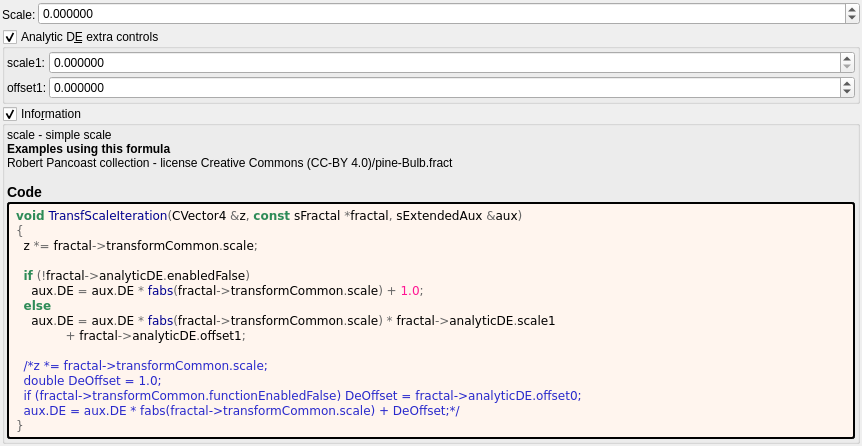
buddhi1980/mandelbulber2, file mandelbulber2/formula/ui/transf_scale.ui: the form before one commit.
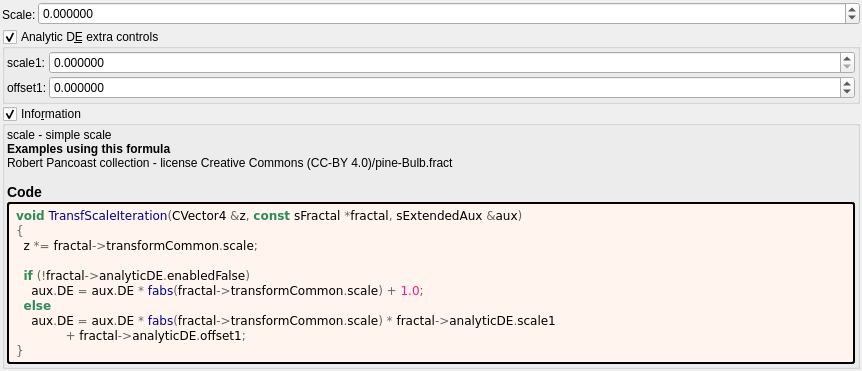
The form after the commit. Custom widgets are drawn as their Qt base class.

Commit message:
source code format - fractal_formulas.cpp and formula opencl/ui
- fixed UTF8-BOM on fractal_formulas.cpp file
- formatted fractal_formulas.cpp
- updated formula opencl and ui files

```diff
--- a/mandelbulber2/formula/ui/transf_scale.ui
+++ b/mandelbulber2/formula/ui/transf_scale.ui
@@ -236,11 +236,6 @@
   &lt;span style=&quot;color:#2e8b57; font-weight:bold&quot;&gt;else&lt;/span&gt;
     aux&lt;span style=&quot;color:#676767&quot;&gt;.&lt;/span&gt;DE &lt;span style=&quot;color:#676767&quot;&gt;=&lt;/span&gt; aux&lt;span style=&quot;color:#676767&quot;&gt;.&lt;/span&gt;DE &lt;span style=&quot;color:#676767&quot;&gt;*&lt;/span&gt; &lt;span style=&quot;color:#00008f&quot;&gt;fabs&lt;/span&gt;&lt;span style=&quot;color:#676767&quot;&gt;(&lt;/span&gt;fractal&lt;span style=&quot;color:#676767&quot;&gt;-&amp;gt;&lt;/span&gt;transformCommon&lt;span style=&quot;color:#676767&quot;&gt;.&lt;/span&gt;scale&lt;span style=&quot;color:#676767&quot;&gt;) *&lt;/span&gt; fractal&lt;span style=&quot;color:#676767&quot;&gt;-&amp;gt;&lt;/span&gt;analyticDE&lt;span style=&quot;color:#676767&quot;&gt;.&lt;/span&gt;scale1
              &lt;span style=&quot;color:#676767&quot;&gt;+&lt;/span&gt; fractal&lt;span style=&quot;color:#676767&quot;&gt;-&amp;gt;&lt;/span&gt;analyticDE&lt;span style=&quot;color:#676767&quot;&gt;.&lt;/span&gt;offset1&lt;span style=&quot;color:#676767&quot;&gt;;&lt;/span&gt;
-
-  &lt;span style=&quot;color:#2929cc&quot;&gt;/*z *= fractal-&amp;gt;transformCommon.scale;&lt;/span&gt;
-&lt;span style=&quot;color:#2929cc&quot;&gt;  double DeOffset = 1.0;&lt;/span&gt;
-&lt;span style=&quot;color:#2929cc&quot;&gt;  if (fractal-&amp;gt;transformCommon.functionEnabledFalse) DeOffset = fractal-&amp;gt;analyticDE.offset0;&lt;/span&gt;
-&lt;span style=&quot;color:#2929cc&quot;&gt;  aux.DE = aux.DE * fabs(fractal-&amp;gt;transformCommon.scale) + DeOffset;*/&lt;/span&gt;
 &lt;span style=&quot;color:#676767&quot;&gt;}&lt;/span&gt;
 &lt;/pre&gt;
 &lt;/body&gt;</string>
```
The commit also changes 104 other files.
